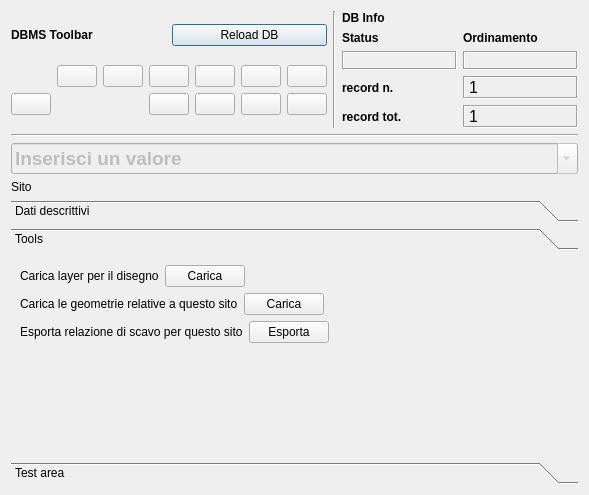
Old version of the form pyarchinit_dev20130710/modules/gui/pyarchinit_Site_ui.ui in the repository pyarchinit/pyarchinit_218.
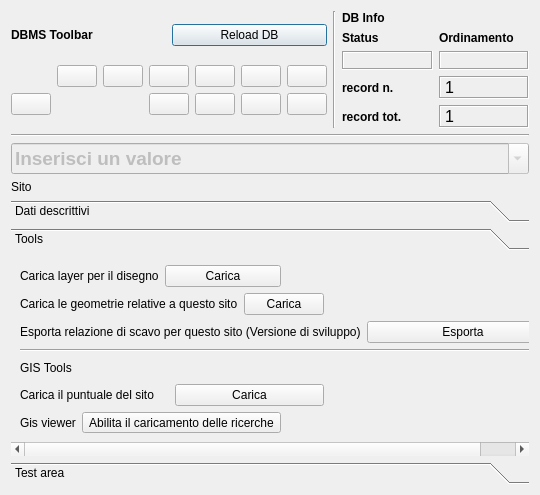
New version of the form. The open tabs and pages were chosen to show the change. Icons and pictures are not drawn.

Commit message:
AGG gui sh. struttura e gis tools per sito
- Corretta la gui della struttura
- aggiunte le funzioni per le tabelle in struttura
- aggiunti strumenti gis in sito

Diff of the .ui file:
```diff
--- a/pyarchinit_dev20130710/modules/gui/pyarchinit_Site_ui.ui
+++ b/pyarchinit_dev20130710/modules/gui/pyarchinit_Site_ui.ui
@@ -6,7 +6,7 @@
    <rect>
     <x>0</x>
     <y>0</y>
-    <width>589</width>
+    <width>540</width>
     <height>495</height>
    </rect>
   </property>
@@ -551,7 +551,7 @@
            <rect>
             <x>0</x>
             <y>0</y>
-            <width>567</width>
+            <width>518</width>
             <height>202</height>
            </rect>
           </property>
@@ -722,16 +722,16 @@
          <widget class="QWidget" name="page_3">
           <property name="geometry">
            <rect>
-            <x>0</x>
+            <x>-2</x>
             <y>0</y>
-            <width>567</width>
-            <height>202</height>
+            <width>559</width>
+            <height>193</height>
            </rect>
           </property>
           <attribute name="label">
            <string>Tools</string>
           </attribute>
-          <layout class="QFormLayout" name="formLayout">
+          <layout class="QGridLayout" name="gridLayout_10">
            <item row="0" column="0">
             <layout class="QHBoxLayout" name="horizontalLayout_2">
              <item>
@@ -753,7 +753,7 @@
              </item>
             </layout>
            </item>
-           <item row="1" column="0">
+           <item row="1" column="0" colspan="2">
             <layout class="QHBoxLayout" name="horizontalLayout_3">
              <item>
               <widget class="QLabel" name="label_8">
@@ -774,12 +774,12 @@
              </item>
             </layout>
            </item>
-           <item row="2" column="0">
+           <item row="2" column="0" colspan="3">
             <layout class="QHBoxLayout" name="horizontalLayout_4">
              <item>
               <widget class="QLabel" name="label_9">
                <property name="text">
-                <string>Esporta relazione di scavo per questo sito</string>
+                <string>Esporta relazione di scavo per questo sito (Versione di sviluppo)</string>
                </property>
               </widget>
              </item>
@@ -792,6 +792,101 @@
              </item>
             </layout>
            </item>
+           <item row="3" column="0" colspan="3">
+            <layout class="QVBoxLayout" name="verticalLayout_4">
+             <item>
+              <widget class="Line" name="line">
+               <property name="minimumSize">
+                <size>
+                 <width>539</width>
+                 <height>0</height>
+                </size>
+               </property>
+               <property name="orientation">
+                <enum>Qt::Horizontal</enum>
+               </property>
+              </widget>
+             </item>
+             <item>
+              <widget class="QLabel" name="label_10">
+               <property name="text">
+                <string>GIS Tools</string>
+               </property>
+              </widget>
+             </item>
+            </layout>
+           </item>
+           <item row="4" column="0" colspan="2">
+            <layout class="QHBoxLayout" name="horizontalLayout_5">
+             <item>
+              <widget class="QLabel" name="label_11">
+               <property name="toolTip">
+                <string>Carica tutti i layer per poter inserire nuove geometrie</string>
+               </property>
+               <property name="text">
+                <string>Carica il puntuale del sito</string>
+               </property>
+              </widget>
+             </item>
+             <item>
+              <widget class="QPushButton" name="pushButton_draw_sito">
+               <property name="text">
+                <string>Carica</string>
+               </property>
+              </widget>
+             </item>
+            </layout>
+           </item>
+           <item row="4" column="2">
+            <spacer name="horizontalSpacer_2">
+             <property name="orientation">
+              <enum>Qt::Horizontal</enum>
+             </property>
+             <property name="sizeHint" stdset="0">
+              <size>
+               <width>261</width>
+               <height>20</height>
+              </size>
+             </property>
+            </spacer>
+           </item>
+           <item row="5" column="0">
+            <layout class="QHBoxLayout" name="horizontalLayout_6">
+             <item>
+              <widget class="QLabel" name="label_12">
+               <property name="toolTip">
+                <string>Carica tutti i layer per poter inserire nuove geometrie</string>
+               </property>
+               <property name="text">
+                <string>Gis viewer</string>
+               </property>
+              </widget>
+             </item>
+             <item>
+              <widget class="QToolButton" name="toolButton_draw_siti">
+               <property name="text">
+                <string>Abilita il caricamento delle ricerche</string>
+               </property>
+               <property name="checkable">
+                <bool>true</bool>
+               </property>
+              </widget>
+             </item>
+            </layout>
+           </item>
+           <item row="5" column="1" colspan="2">
+            <spacer name="horizontalSpacer">
+             <property name="orientation">
+              <enum>Qt::Horizontal</enum>
+             </property>
+             <property name="sizeHint" stdset="0">
+              <size>
+               <width>307</width>
+               <height>20</height>
+              </size>
+             </property>
+            </spacer>
+           </item>
           </layout>
          </widget>
          <widget class="QWidget" name="page_2">
@@ -799,8 +894,8 @@
            <rect>
             <x>0</x>
             <y>0</y>
-            <width>98</width>
-            <height>118</height>
+            <width>518</width>
+            <height>202</height>
            </rect>
           </property>
           <attribute name="label">
```
The commit also changes 18 other files.
